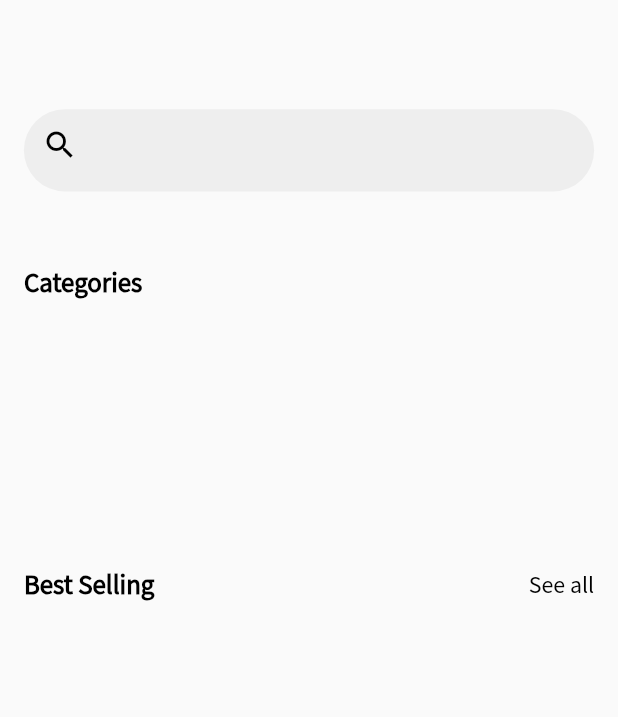
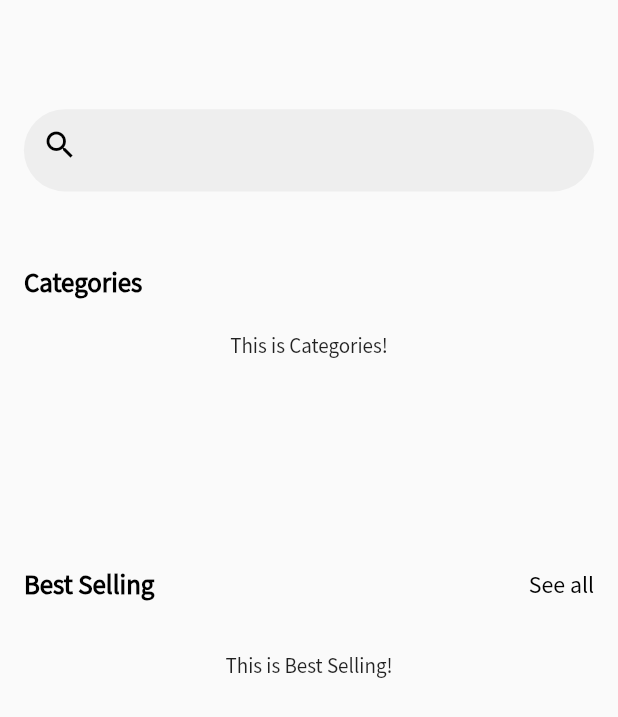
Before and after one commit to hafizhh3d/app_dev, a Flutter app: the HomeView screen opened directly, on a phone screen of 412 x 824 dp. Shown: the top 717 px of the screen. Run offline on Flutter 3.47's test engine with Material 2 defaults, Android fonts, the phone set to English and light mode, and no system bars; our stand-ins replace cloud_firestore, firebase_auth, firebase_core, firebase_storage, flutter_screenutil, get and 4 more; missing offline and left inert: flutter_facebook_auth; accounts and stored records are empty.

Commit message:
Disabled categories and best selling

```diff
--- a/lib/view/home_view.dart
+++ b/lib/view/home_view.dart
@@ -101,6 +101,11 @@ class ListViewCategories extends StatelessWidget {
     return GetBuilder<HomeViewModel>(
       builder: (controller) => Container(
         height: 90.h,
+        child: Text(
+          'This is Categories!',
+          textAlign: TextAlign.center,
+        ),
+        /*
         child: ListView.separated(
           scrollDirection: Axis.horizontal,
           itemCount: controller.categories.length,
@@ -150,7 +155,7 @@ class ListViewCategories extends StatelessWidget {
               width: 20.w,
             );
           },
-        ),
+        ),*/
       ),
     );
   }
@@ -162,6 +167,11 @@ class ListViewProducts extends StatelessWidget {
     return GetBuilder<HomeViewModel>(
       builder: (controller) => Container(
         height: 320.h,
+        child: Text(
+          'This is Best Selling!',
+          textAlign: TextAlign.center,
+        ),
+        /*
         child: ListView.separated(
           scrollDirection: Axis.horizontal,
           itemCount: controller.products.length,
@@ -215,7 +225,7 @@ class ListViewProducts extends StatelessWidget {
               width: 15.w,
             );
           },
-        ),
+        ),*/
       ),
     );
   }
```
